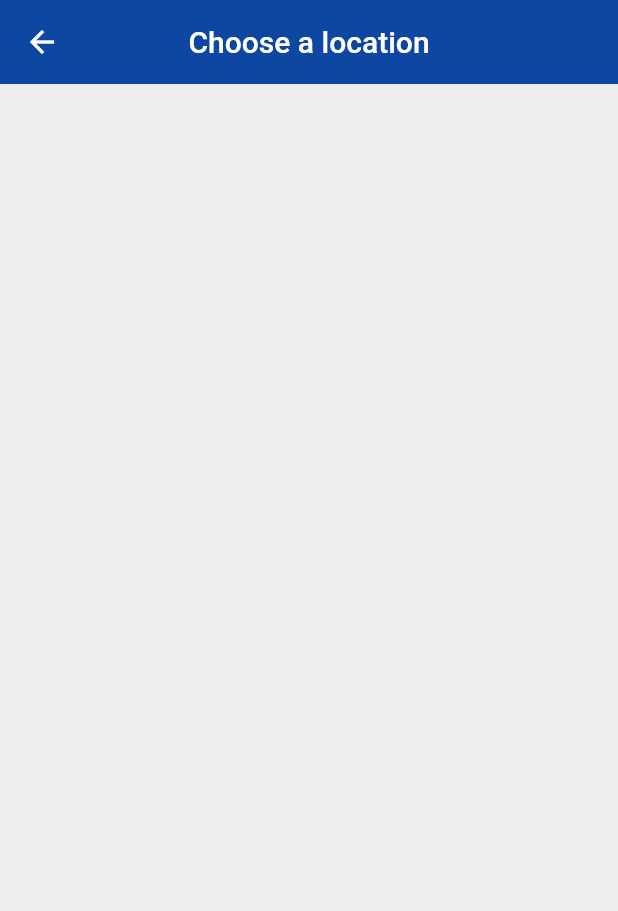
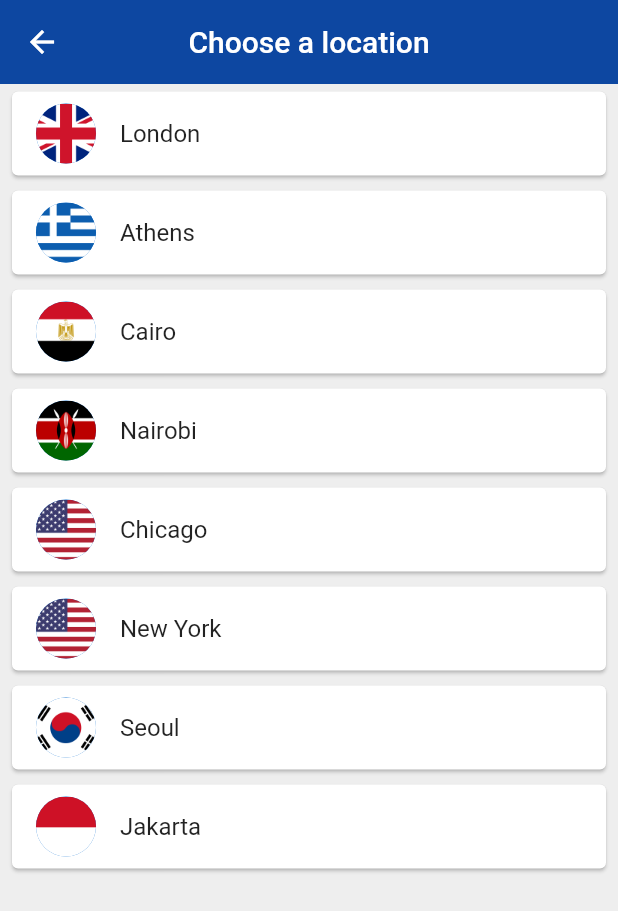
Before and after one commit to AbdulBasit0044/Flutter_Applications, a Flutter app: the ChooseLocation screen opened by its route, on a phone screen of 412 x 824 dp. Shown: the top 911 px of the screen. Run offline on Flutter 3.47's test engine with Material 2 defaults, Android fonts, the phone set to English and light mode, and no system bars; our stand-ins replace flutter_spinkit; network calls fail.

Commit message:
Completed my second application

```diff
--- a/flutter_applications_the_net_ninja/world_time/lib/pages/choose_location.dart
+++ b/flutter_applications_the_net_ninja/world_time/lib/pages/choose_location.dart
@@ -1,4 +1,5 @@
 import 'package:flutter/material.dart';
+import 'package:world_time/services/world_time.dart';
 
 class ChooseLocation extends StatefulWidget {
   @override
@@ -6,6 +7,30 @@
 }
 
 class _ChooseLocationState extends State<ChooseLocation> {
+
+
+  List<WorldTime> locations = [
+    WorldTime(url: 'Europe/London', location: 'London', flag: 'uk.png'),
+    WorldTime(url: 'Europe/Berlin', location: 'Athens', flag: 'greece.png'),
+    WorldTime(url: 'Africa/Cairo', location: 'Cairo', flag: 'egypt.png'),
+    WorldTime(url: 'Africa/Nairobi', location: 'Nairobi', flag: 'kenya.png'),
+    WorldTime(url: 'America/Chicago', location: 'Chicago', flag: 'usa.png'),
+    WorldTime(url: 'America/New_York', location: 'New York', flag: 'usa.png'),
+    WorldTime(url: 'Asia/Seoul', location: 'Seoul', flag: 'south_korea.png'),
+    WorldTime(url: 'Asia/Jakarta', location: 'Jakarta', flag: 'indonesia.png'),
+  ];
+
+  void updateTime(index) async {
+    WorldTime instance = locations[index];
+    await instance.getTime();
+    //now we can navigate to home screen
+    Navigator.pop(context, {
+      'location': instance.location,
+      'flag': instance.flag,
+      'time': instance.time,
+      'isDayTime': instance.isDayTime,
+    });
+  }
 
   @override
   void initState() {
@@ -24,6 +49,27 @@
         centerTitle: true,
         elevation: 0.0,
       ),
+      body: ListView.builder(
+        itemCount: locations.length,
+        itemBuilder: (context, index){
+          return Padding(
+            padding: const EdgeInsets.symmetric(vertical: 1.0, horizontal: 4.0),
+            child: Card(
+              child: ListTile(
+                onTap: (){
+                  updateTime(index);
+                },
+                title: Text(
+                  locations[index].location,
+                ),
+                leading: CircleAvatar(
+                  backgroundImage: AssetImage('assets/${locations[index].flag}'),
+                ),
+              ),
+            ),
+          );
+        },
+      ),
     );
   }
 }
--- a/flutter_applications_the_net_ninja/world_time/lib/pages/loading.dart
+++ b/flutter_applications_the_net_ninja/world_time/lib/pages/loading.dart
@@ -20,6 +20,7 @@
       'location': instance.location,
       'flag': instance.flag,
       'time': instance.time,
+      'isDayTime': instance.isDayTime,
     });
 
   }
--- a/flutter_applications_the_net_ninja/world_time/lib/services/world_time.dart
+++ b/flutter_applications_the_net_ninja/world_time/lib/services/world_time.dart
@@ -8,6 +8,7 @@
   String time; //
   String flag;
   String url;
+  bool isDayTime;//true or false for daytime or not
 
   WorldTime({this.location, this.flag, this.url});
 
@@ -29,6 +30,8 @@
     print(now);
     //set the time property
     time = DateFormat.jm().format(now);
+
+    isDayTime = now.hour > 6 && now.hour < 20 ? true : false;
     }
     catch(e){
       print("Error caught is: $e");
--- a/flutter_applications_the_net_ninja/world_time/pubspec.yaml
+++ b/flutter_applications_the_net_ninja/world_time/pubspec.yaml
@@ -44,9 +44,8 @@
   uses-material-design: true
 
   # To add assets to your application, add an assets section, like this:
-  # assets:
-  #  - images/a_dot_burr.jpeg
-  #  - images/a_dot_ham.jpeg
+  assets:
+    - assets/
 
   # An image asset can refer to one or more resolution-specific "variants", see
   # https://flutter.dev/assets-and-images/#resolution-aware.
```
Also changed, not shown: flutter_applications_the_net_ninja/world_time/lib/pages/home.dart (+36 -5 lines), flutter_applications_the_net_ninja/world_time/assets/day.jpg (added), flutter_applications_the_net_ninja/world_time/assets/day.png (added), flutter_applications_the_net_ninja/world_time/assets/egypt.png (added), flutter_applications_the_net_ninja/world_time/assets/germany.png (added), flutter_applications_the_net_ninja/world_time/assets/greece.png (added), flutter_applications_the_net_ninja/world_time/assets/indonesia.png (added), flutter_applications_the_net_ninja/world_time/assets/kenya.png (added), flutter_applications_the_net_ninja/world_time/assets/night.jpg (added), flutter_applications_the_net_ninja/world_time/assets/night.png (added), flutter_applications_the_net_ninja/world_time/assets/south_korea.png (added), flutter_applications_the_net_ninja/world_time/assets/uk.png (added), flutter_applications_the_net_ninja/world_time/assets/usa.png (added).
